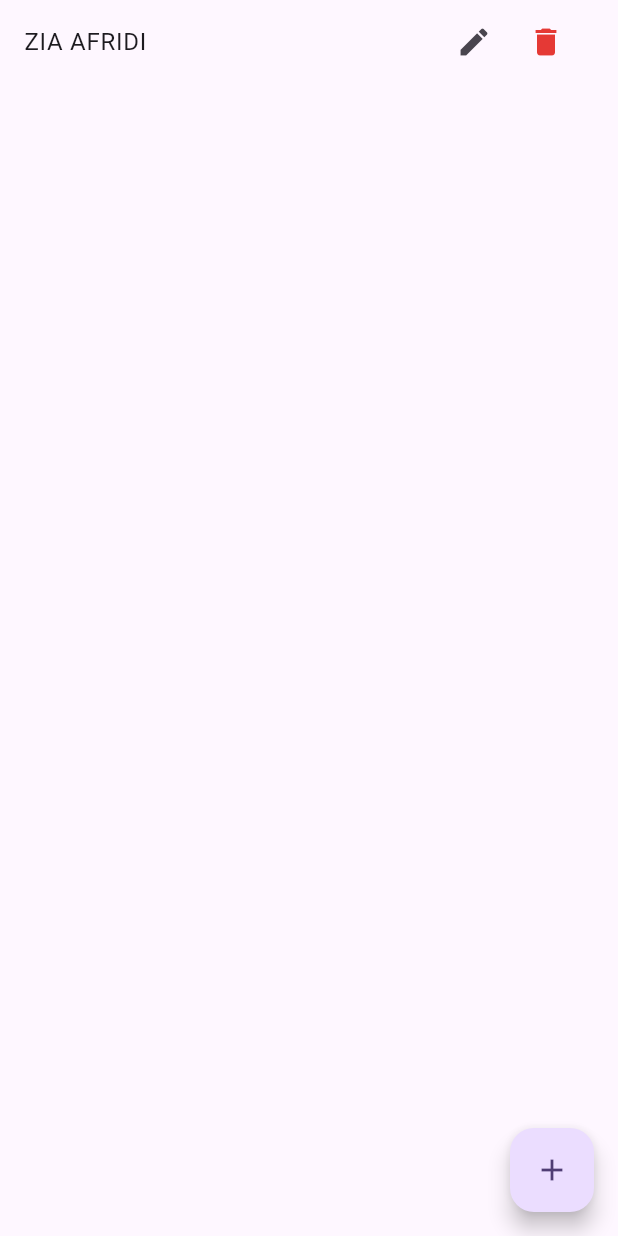
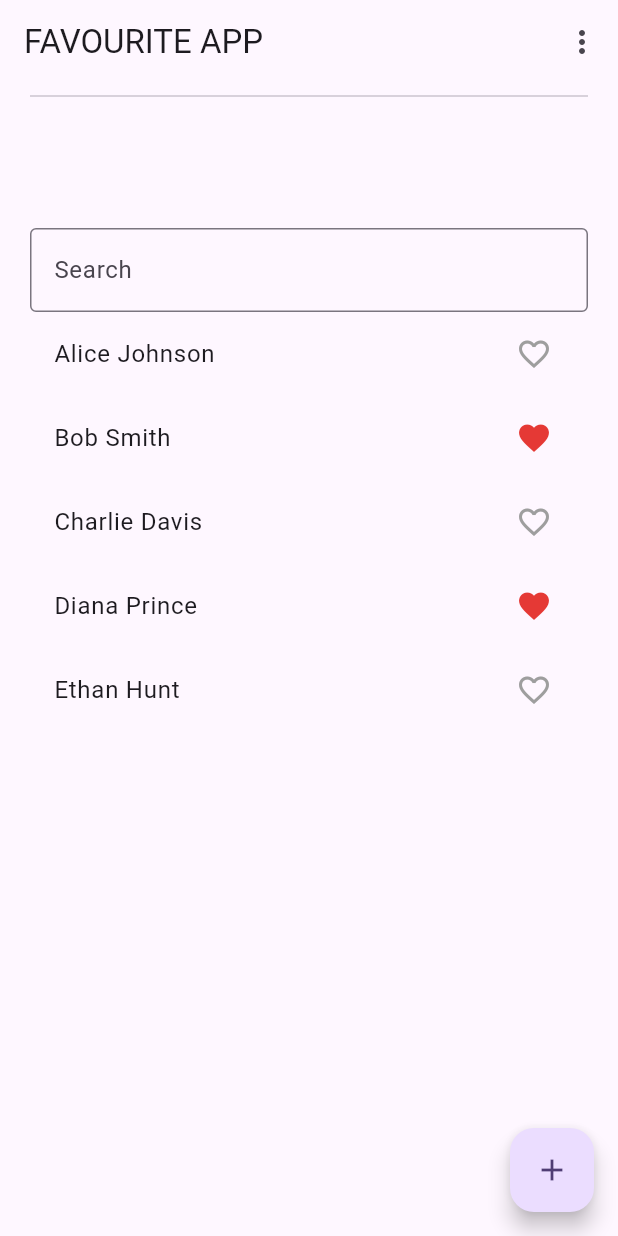
Before and after one commit to imziaafridi/PracticeRiverPod, a Flutter app: the screen it shows after launch, after a tap on the "add" icon, on a phone screen of 412 x 824 dp. Run offline on Flutter 3.47's test engine with Material 3 defaults, Android fonts, the phone set to English and light mode, and no system bars; our stand-ins replace flutter_riverpod, riverpod.

Commit message:
favourite app via StateNotifierProvider

```diff
--- /dev/null
+++ b/lib/favourite/fav_provider.dart
@@ -0,0 +1,53 @@
+import 'package:practice_riverpod/favourite/fav_state.dart';
+import 'package:practice_riverpod/favourite/item.dart';
+import 'package:riverpod/riverpod.dart';
+
+final favProvider = StateNotifierProvider<FavNotifier, FavState>(
+  (ref) => FavNotifier(),
+);
+
+class FavNotifier extends StateNotifier<FavState> {
+  FavNotifier() : super(FavState(allItems: [], favItems: [], query: ''));
+  //filterSearch
+  //addFilter
+  //additme
+  void addFavs() {
+    final List<Item> dummyItems = [
+      Item(id: 1, name: 'Alice Johnson', isFav: false),
+      Item(id: 2, name: 'Bob Smith', isFav: true),
+      Item(id: 3, name: 'Charlie Davis', isFav: false),
+      Item(id: 4, name: 'Diana Prince', isFav: true),
+      Item(id: 5, name: 'Ethan Hunt', isFav: false),
+    ];
+    state = state.copywith(
+      allItems: dummyItems.toList(),
+      favItems: dummyItems.toList(),
+    );
+  }
+
+  void filterList(String query) {
+    state = state.copywith(favItems: _filterQuery(query, state.allItems));
+  }
+
+  List<Item> _filterQuery(String query, List<Item> item) {
+    if (query.isEmpty) {
+      return item;
+    }
+
+    return item
+        .where((item) => item.name.toLowerCase().contains(query.toLowerCase()))
+        .toList();
+  }
+
+  void fav(String option) {
+    state = state.copywith(favItems: _favItem(option, state.allItems));
+  }
+
+  List<Item> _favItem(String option, List<Item> item) {
+    if (option == 'All') {
+      return item;
+    }
+
+    return item.where((item) => item.isFav == true).toList();
+  }
+}
--- /dev/null
+++ b/lib/favourite/fav_state.dart
@@ -0,0 +1,24 @@
+import 'package:practice_riverpod/favourite/item.dart';
+
+class FavState {
+  final List<Item> allItems;
+  final List<Item> favItems;
+  final String query;
+
+  FavState({
+    required this.allItems,
+    required this.favItems,
+    required this.query,
+  });
+  FavState copywith({
+    List<Item>? allItems,
+    List<Item>? favItems,
+    String? query,
+  }) {
+    return FavState(
+      allItems: allItems ?? this.allItems,
+      favItems: favItems ?? this.favItems,
+      query: query ?? this.query,
+    );
+  }
+}
--- /dev/null
+++ b/lib/favourite/fav_view.dart
@@ -0,0 +1,76 @@
+import 'package:flutter/material.dart';
+import 'package:flutter_riverpod/flutter_riverpod.dart';
+import 'package:practice_riverpod/favourite/fav_provider.dart';
+
+class FavView extends ConsumerWidget {
+  const FavView({super.key});
+
+  @override
+  Widget build(BuildContext context, WidgetRef ref) {
+    final fav = ref.watch(favProvider);
+    return GestureDetector(
+      onDoubleTap: () => FocusScope.of(context).unfocus(),
+      child: Scaffold(
+        appBar: AppBar(
+          title: Text("FAVOURITE APP"),
+          centerTitle: false,
+          actions: [
+            //menu buttons
+            PopupMenuButton(
+              onSelected: (value) => ref.read(favProvider.notifier).fav(value),
+              itemBuilder: (context) {
+                return [
+                  PopupMenuItem(value: 'All', child: Text('All')),
+                  PopupMenuItem(value: 'Fav', child: Text('Fav')),
+                ];
+              },
+            ),
+          ],
+        ),
+
+        body: Padding(
+          padding: EdgeInsets.symmetric(horizontal: 20, vertical: 0),
+          child: Column(
+            mainAxisAlignment: MainAxisAlignment.center,
+            crossAxisAlignment: CrossAxisAlignment.center,
+            children: [
+              Divider(),
+              SizedBox(height: 80),
+              //search
+              TextField(
+                onChanged: (value) =>
+                    ref.read(favProvider.notifier).filterList(value),
+                decoration: InputDecoration(
+                  label: Text('Search'),
+                  border: OutlineInputBorder(),
+                ),
+              ),
+              //items
+              Expanded(
+                child: ListView.builder(
+                  itemCount: fav.favItems.length,
+                  itemBuilder: (BuildContext context, int index) {
+                    final item = fav.favItems[index];
+                    return ListTile(
+                      title: Text(item.name),
+                      trailing: Icon(
+                        item.isFav ? Icons.favorite : Icons.favorite_outline,
+                        color: item.isFav ? Colors.red.shade600 : Colors.grey,
+                      ),
+                    );
+                  },
+                ),
+              ),
+            ],
+          ),
+        ),
+        floatingActionButton: FloatingActionButton(
+          onPressed: () {
+            ref.read(favProvider.notifier).addFavs();
+          },
+          child: Icon(Icons.add),
+        ),
+      ),
+    );
+  }
+}
--- a/lib/main.dart
+++ b/lib/main.dart
@@ -1,5 +1,6 @@
 import 'package:flutter/material.dart';
 import 'package:flutter_riverpod/flutter_riverpod.dart';
+import 'package:practice_riverpod/favourite/fav_view.dart';
 import 'package:practice_riverpod/my_home.dart';
 import 'package:practice_riverpod/todo/item_view.dart';
 
@@ -19,7 +20,8 @@ class MyApp extends StatelessWidget {
         theme: ThemeData(
           colorScheme: ColorScheme.fromSeed(seedColor: Colors.deepPurple),
         ),
-        home: const ItemView(),
+        home: const FavView(),
+        // const ItemView(),
         // const MyHome()
       ),
     );
```
Also changed, not shown: lib/favourite/item.dart (added, +15 -0 lines).
